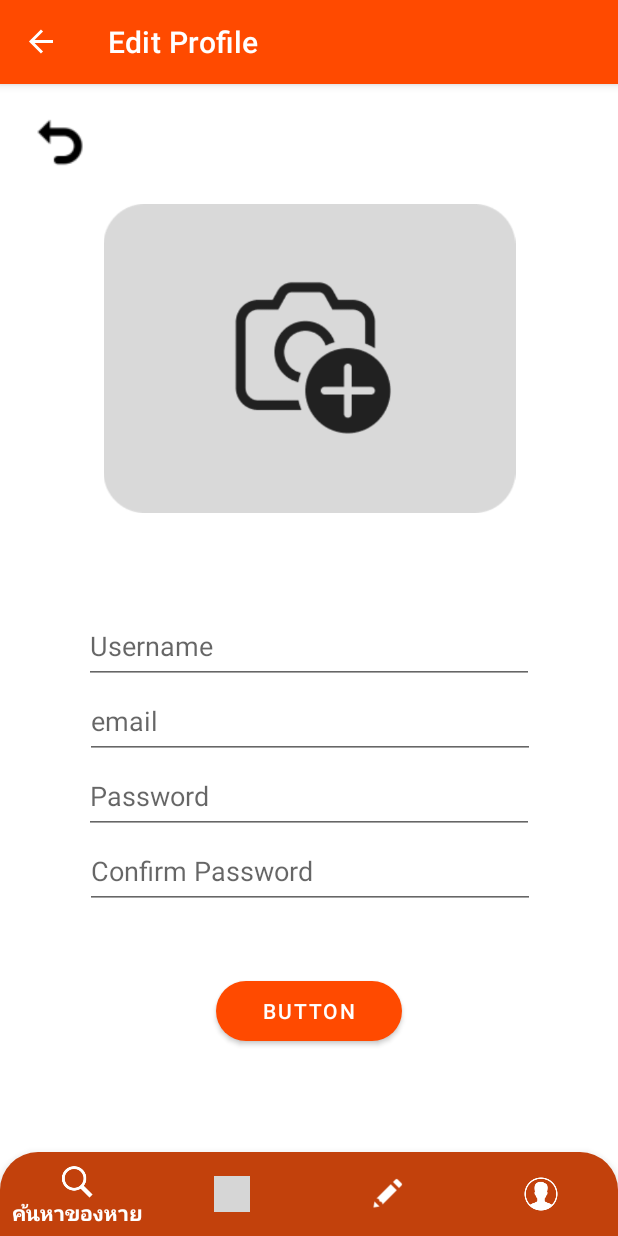
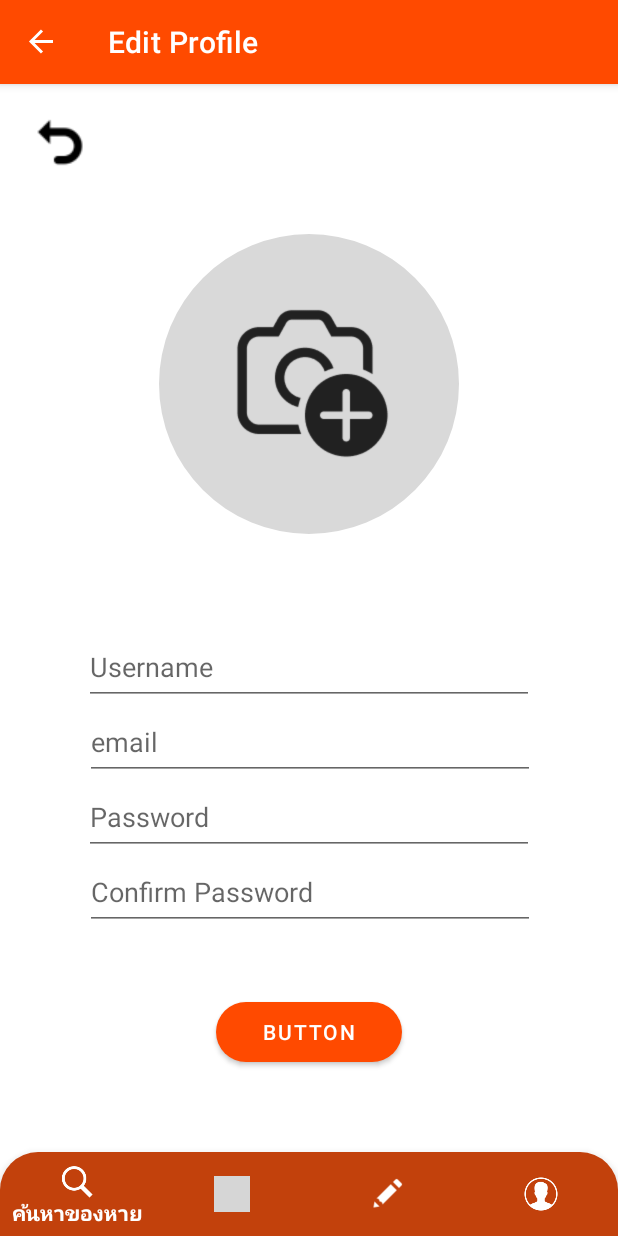
Before and after one commit to JengCharat/kkumissing, an Android app: the editProfile screen opened through its navigation route, on a phone screen of 412 x 824 dp. Run offline under Robolectric (Android 15) with nearby library versions, the phone set to English and light mode, and no system bars; our stand-ins replace CircleImageView, navigation-ui; Roboto replaces fonts that are not available here; grey boxes are pictures that could not be loaded.

Commit message:
edit profile redius

```diff
--- a/app/build.gradle
+++ b/app/build.gradle
@@ -46,6 +46,7 @@ dependencies {
     implementation libs.androidx.navigation.fragment.ktx
     implementation libs.androidx.navigation.ui.ktx
     implementation libs.play.services.maps
+    implementation 'com.google.android.material:material:1.11.0'
     testImplementation libs.junit
     androidTestImplementation libs.androidx.junit
     androidTestImplementation libs.androidx.espresso.core
--- a/app/src/main/java/com/example/mobileproject/ui/profile/editProfile.kt
+++ b/app/src/main/java/com/example/mobileproject/ui/profile/editProfile.kt
@@ -1,19 +1,30 @@
 package com.example.mobileproject.ui.profile
 
+import android.net.Uri
 import android.os.Bundle
 import androidx.fragment.app.Fragment
 import android.view.LayoutInflater
 import android.view.View
 import android.view.ViewGroup
+import androidx.activity.result.contract.ActivityResultContracts
 import androidx.navigation.fragment.findNavController
 import com.example.mobileproject.R
 import com.example.mobileproject.databinding.FragmentEditProfileBinding
+import com.google.android.material.imageview.ShapeableImageView
 
 
 class editProfile : Fragment() {
     private var _binding: FragmentEditProfileBinding? = null
     private val binding get() = _binding!!
 
+    private var isDefaultImage = true  // สถานะรูปภาพปัจจุบัน
+
+    // เปิด Gallery เพื่อเลือกภาพ
+    private val pickImage = registerForActivityResult(ActivityResultContracts.GetContent()) { uri: Uri? ->
+        uri?.let {
+            binding.imageView3.setImageURI(it) // ตั้งค่ารูปที่เลือก
+        }
+    }
 
     override fun onCreateView(
         inflater: LayoutInflater, container: ViewGroup?,
@@ -25,6 +36,10 @@ class editProfile : Fragment() {
             findNavController().navigate(R.id.action_to_profileFragment)
         }
 
+        // คลิกปุ่มเพื่อเลือกภาพจาก Gallery
+        binding.imageView3.setOnClickListener {
+            pickImage.launch("image/*") // เปิด Gallery
+        }
     return root
     }
     override fun onDestroyView() {
--- a/app/src/main/res/layout/fragment_edit_profile.xml
+++ b/app/src/main/res/layout/fragment_edit_profile.xml
@@ -17,15 +17,35 @@
         app:layout_constraintStart_toStartOf="parent"
         app:layout_constraintTop_toTopOf="parent" />
 
-    <ImageView
+    <!--
+    <com.google.android.material.card.MaterialCardView
         android:id="@+id/imageView3"
-        android:layout_width="282dp"
-        android:layout_height="206dp"
-        android:layout_marginTop="80dp"
-        android:src="@drawable/add_image"
+        android:layout_width="200dp"
+        android:layout_height="200dp"
+        android:layout_marginTop="100dp"
+        app:cardCornerRadius="100dp"
         app:layout_constraintEnd_toEndOf="parent"
         app:layout_constraintStart_toStartOf="parent"
-        app:layout_constraintTop_toTopOf="parent" />
+        app:layout_constraintTop_toTopOf="parent">
+
+        <ImageButton
+            android:layout_width="200dp"
+            android:layout_height="200dp"
+            android:scaleType="centerCrop"
+            android:src="@drawable/add_image2" />
+    </com.google.android.material.card.MaterialCardView>
+-->
+    <com.google.android.material.imageview.ShapeableImageView
+        android:id="@+id/imageView3"
+        android:layout_width="200dp"
+        android:layout_height="200dp"
+        android:scaleType="centerCrop"
+        android:src="@drawable/add_image"
+        android:layout_marginTop="100dp"
+        app:layout_constraintEnd_toEndOf="parent"
+        app:layout_constraintStart_toStartOf="parent"
+        app:layout_constraintTop_toTopOf="parent"
+        app:shapeAppearanceOverlay="@style/CircleImageView"/>
 
     <EditText
         android:id="@+id/usernameEditText"
--- a/app/src/main/res/values/styles.xml
+++ b/app/src/main/res/values/styles.xml
@@ -10,4 +10,12 @@
         <item name="android:textSize">24sp</item> <!-- ขนาดของข้อความ -->
         <item name="android:textColor">#FF000000</item> <!-- สีของข้อความ -->
     </style>
+    <style name="CircleImageView">
+        <item name="cornerFamily">rounded</item>
+        <item name="cornerSize">50%</item>
+    </style>
+    <style name="CircleImageView2" parent="ShapeAppearance.MaterialComponents.SmallComponent">
+        <item name="cornerFamily">rounded</item>
+        <item name="cornerSize">50%</item>
+    </style>
 </resources>
```
Also changed, not shown: app/src/main/res/layout/fragment_profile.xml (+13 -9 lines), app/src/main/res/layout/fragment_report_as_lost4.xml (+8 -6 lines), app/src/main/res/drawable/add_image2.png (added).
